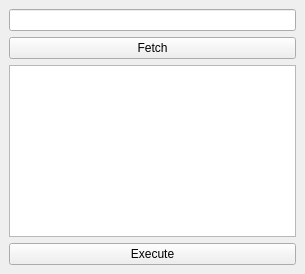
Above: ollama_chat_dockwidget_base.ui from Hbm1g18/qgis-ollama before the change. Below: the same form after it.
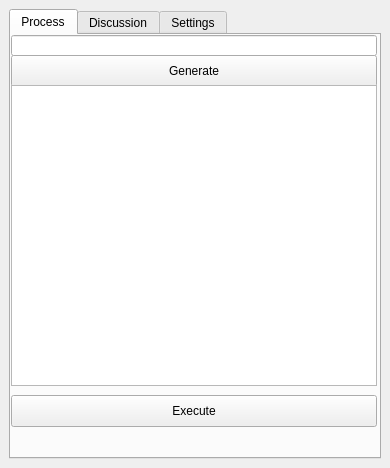
That is the form after the change.

Commit message: Working on settings, discussion

The edit to the form file:
```diff
--- a/ollama_chat_dockwidget_base.ui
+++ b/ollama_chat_dockwidget_base.ui
@@ -6,8 +6,8 @@
    <rect>
     <x>0</x>
     <y>0</y>
-    <width>305</width>
-    <height>274</height>
+    <width>390</width>
+    <height>468</height>
    </rect>
   </property>
   <property name="windowTitle">
@@ -15,24 +15,136 @@
   </property>
   <widget class="QWidget" name="dockWidgetContents">
    <layout class="QGridLayout" name="gridLayout">
-    <item row="0" column="0">
-     <widget class="QLineEdit" name="lineEdit_apiUrl"/>
-    </item>
-    <item row="1" column="0">
-     <widget class="QPushButton" name="pushButton_fetch">
-      <property name="text">
-       <string>Fetch</string>
+    <item row="0" column="0" colspan="2">
+     <widget class="QTabWidget" name="tabWidget">
+      <property name="currentIndex">
+       <number>0</number>
       </property>
-     </widget>
-    </item>
-    <item row="2" column="0">
-     <widget class="QTextEdit" name="textEdit_response"/>
-    </item>
-    <item row="3" column="0">
-     <widget class="QPushButton" name="pushButton_execute">
-      <property name="text">
-       <string>Execute</string>
-      </property>
+      <widget class="QWidget" name="tab_processing">
+       <attribute name="title">
+        <string>Process</string>
+       </attribute>
+       <widget class="QLineEdit" name="lineEdit_apiUrl">
+        <property name="geometry">
+         <rect>
+          <x>0</x>
+          <y>0</y>
+          <width>366</width>
+          <height>21</height>
+         </rect>
+        </property>
+       </widget>
+       <widget class="QPushButton" name="pushButton_fetch">
+        <property name="geometry">
+         <rect>
+          <x>0</x>
+          <y>20</y>
+          <width>366</width>
+          <height>32</height>
+         </rect>
+        </property>
+        <property name="text">
+         <string>Generate</string>
+        </property>
+       </widget>
+       <widget class="QTextEdit" name="textEdit_response">
+        <property name="geometry">
+         <rect>
+          <x>0</x>
+          <y>50</y>
+          <width>366</width>
+          <height>301</height>
+         </rect>
+        </property>
+       </widget>
+       <widget class="QPushButton" name="pushButton_execute">
+        <property name="geometry">
+         <rect>
+          <x>0</x>
+          <y>360</y>
+          <width>366</width>
+          <height>32</height>
+         </rect>
+        </property>
+        <property name="text">
+         <string>Execute</string>
+        </property>
+       </widget>
+      </widget>
+      <widget class="QWidget" name="tab_discussion">
+       <attribute name="title">
+        <string>Discussion</string>
+       </attribute>
+       <widget class="QWidget" name="">
+        <property name="geometry">
+         <rect>
+          <x>0</x>
+          <y>10</y>
+          <width>361</width>
+          <height>401</height>
+         </rect>
+        </property>
+        <layout class="QGridLayout" name="gridLayout_2">
+         <item row="0" column="0">
+          <widget class="QLineEdit" name="lineEdit_discussprompt"/>
+         </item>
+         <item row="1" column="0">
+          <widget class="QPushButton" name="pushButton_discussask">
+           <property name="text">
+            <string>Ask</string>
+           </property>
+          </widget>
+         </item>
+         <item row="2" column="0">
+          <widget class="QTextEdit" name="textEdit_discussresponse"/>
+         </item>
+        </layout>
+       </widget>
+      </widget>
+      <widget class="QWidget" name="tab_settings">
+       <attribute name="title">
+        <string>Settings</string>
+       </attribute>
+       <widget class="QWidget" name="">
+        <property name="geometry">
+         <rect>
+          <x>10</x>
+          <y>30</y>
+          <width>341</width>
+          <height>211</height>
+         </rect>
+        </property>
+        <layout class="QGridLayout" name="gridLayout_3">
+         <item row="0" column="0">
+          <widget class="QLabel" name="label_host">
+           <property name="text">
+            <string>Host</string>
+           </property>
+          </widget>
+         </item>
+         <item row="0" column="1">
+          <widget class="QLineEdit" name="lineEdit_2_hosturl"/>
+         </item>
+         <item row="1" column="0">
+          <widget class="QLabel" name="label_2_model">
+           <property name="text">
+            <string>Model</string>
+           </property>
+          </widget>
+         </item>
+         <item row="1" column="1">
+          <widget class="QComboBox" name="comboBox_modelchoice"/>
+         </item>
+         <item row="2" column="1">
+          <widget class="QPushButton" name="pushButton_save">
+           <property name="text">
+            <string>Save settings</string>
+           </property>
+          </widget>
+         </item>
+        </layout>
+       </widget>
+      </widget>
      </widget>
     </item>
    </layout>
```
The commit also changes 3 other files.
